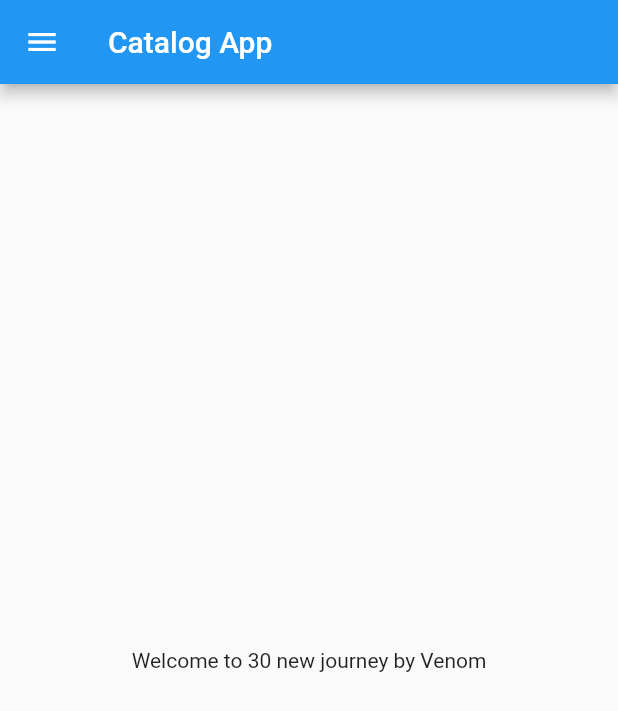
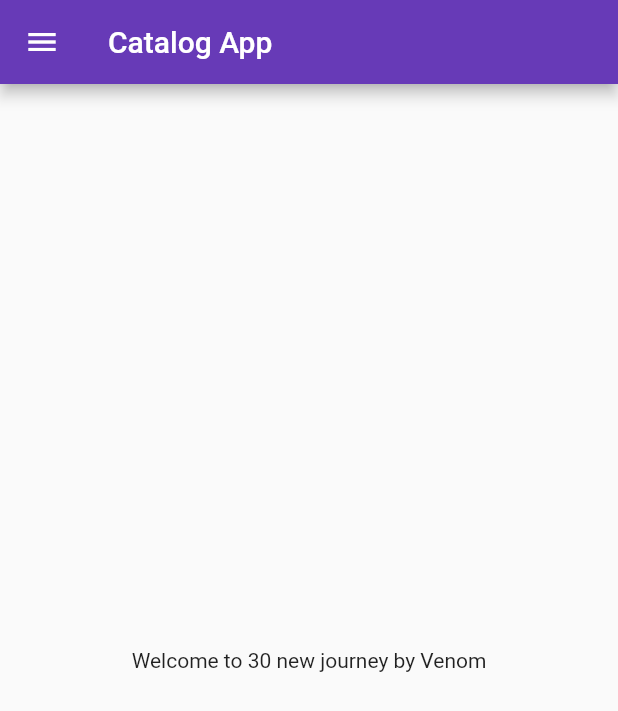
Before and after one commit to Kenway-web/secondproject, a Flutter app: the screen it shows after launch, on a phone screen of 412 x 824 dp. Shown: the top 711 px of the screen. Run offline on Flutter 3.47's test engine with Material 2 defaults, Android fonts, the phone set to English and light mode, and no system bars.

Commit message:
Day 3 completed

```diff
--- a/lib/main.dart
+++ b/lib/main.dart
@@ -1,5 +1,6 @@
 import 'package:flutter/material.dart';
-import 'package:secondproject/home_page.dart';
+import 'package:secondproject/pages/home_page.dart';
+import 'package:secondproject/pages/login_page.dart';
 
 void main() {
   runApp(Myapp());
@@ -12,7 +13,17 @@
   @override
   Widget build(BuildContext context) {
     return MaterialApp(
-      home: HomePage(),
+      themeMode: ThemeMode.light,
+      theme: ThemeData(primarySwatch: Colors.deepPurple),
+      darkTheme: ThemeData(
+        brightness: Brightness.dark,
+      ),
+      initialRoute: "/home",
+      routes: {
+        "/": (context) => LoginPage(),
+        "/home": (context) => HomePage(),
+        "/login": (context) => LoginPage()
+      },
     );
   }
 }
```
Also changed, not shown: lib/pages/login_page.dart (added, +19 -0 lines), pubspec.yaml (+5 -2 lines), lib/pages/home_page.dart (renamed from lib/home_page.dart), pubspec.lock.
